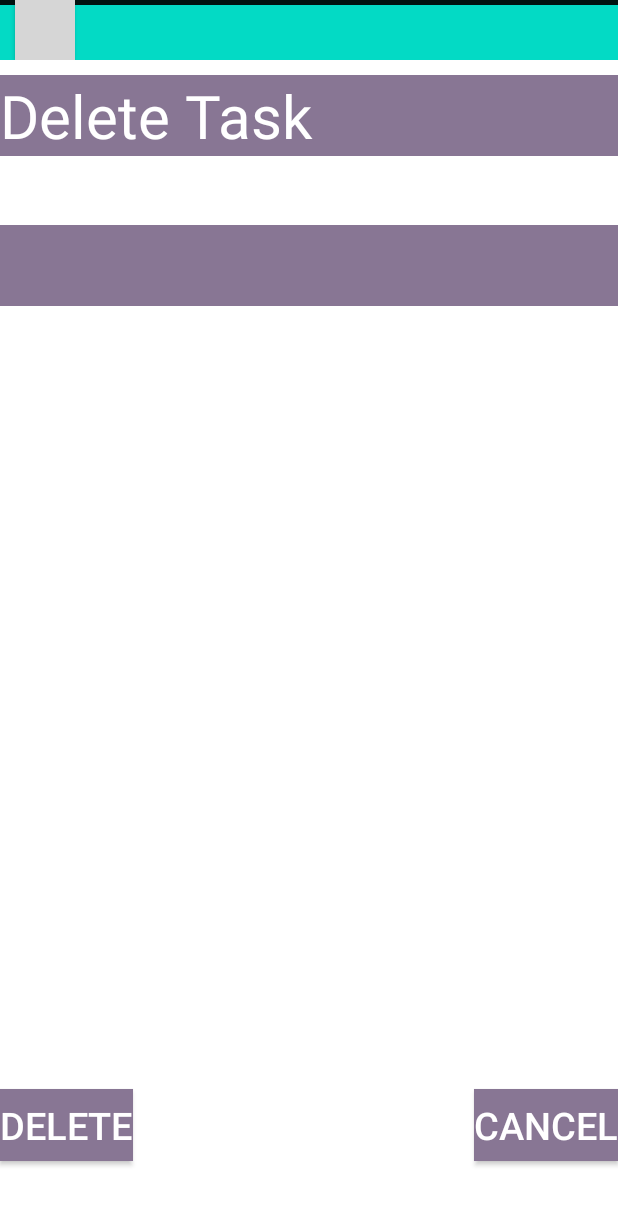
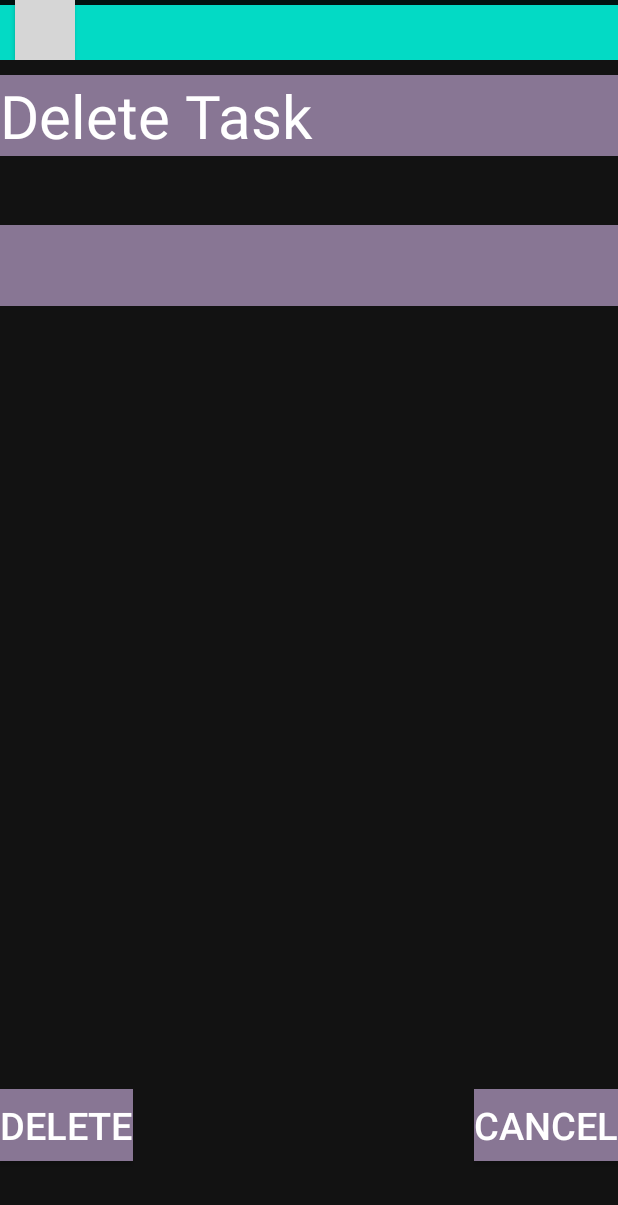
Before and after one commit to dylmcd13/AndroidTo-DoList, an Android app: the Delete screen opened directly, with no data from a screen before it, on a phone screen of 412 x 824 dp. Shown: the top 1205 px of the screen. Run offline under Robolectric (Android 15) with nearby library versions, the phone set to English and light mode, and no system bars; grey boxes are pictures that could not be loaded.

Commit message:
Changed theme of delete task activity

```diff
--- a/app/src/main/java/com/example/to_dolist/Delete.java
+++ b/app/src/main/java/com/example/to_dolist/Delete.java
@@ -31,6 +31,7 @@ import android.os.Bundle;
 import org.w3c.dom.Text;
 
 public class Delete extends AppCompatActivity {
+
     int taskBoxID;
     String taskName;
     TextView deleteTextView;
--- a/app/src/main/res/layout/delete_task.xml
+++ b/app/src/main/res/layout/delete_task.xml
@@ -6,7 +6,7 @@
     android:layout_height="match_parent"
     android:keepScreenOn="true"
     android:orientation="vertical"
-    android:theme="@style/AppTheme">
+    android:theme="@style/AppThemeDark">
 
     <RelativeLayout
         android:layout_width="match_parent"
```
